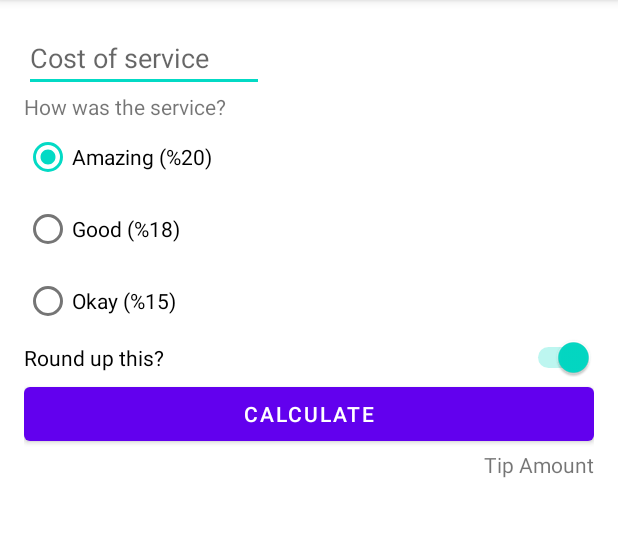
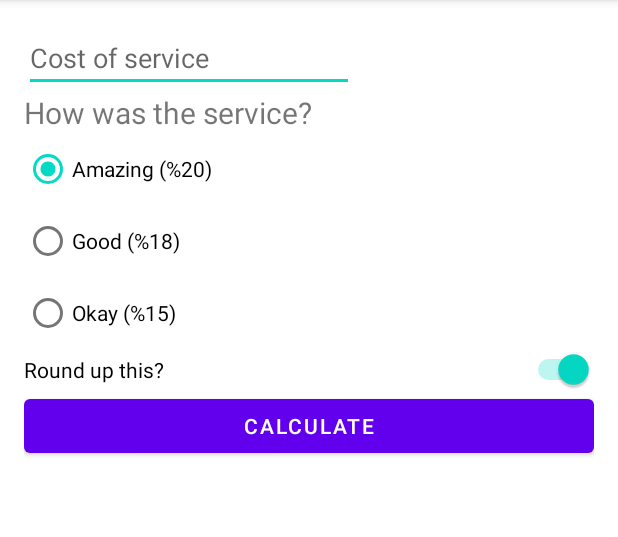
Before and after one commit to emirhandumann/TipTime, an Android app: the screen it shows after launch (MainActivity), on a phone screen of 412 x 824 dp, the part 84-621 px from its top. Run offline under Robolectric (Android 15) with nearby library versions, the phone set to English and light mode, and no system bars.

Commit message:
Project is created and UI is completed.Calculate method and project is completed.

```diff
--- a/app/build.gradle
+++ b/app/build.gradle
@@ -6,6 +6,10 @@ plugins {
 android {
     namespace 'com.emirhanduman.tiptime'
     compileSdk 33
+
+    buildFeatures {
+        viewBinding = true
+    }
 
     defaultConfig {
         applicationId "com.emirhanduman.tiptime"
--- a/app/src/main/res/layout/activity_main.xml
+++ b/app/src/main/res/layout/activity_main.xml
@@ -7,9 +7,10 @@
     android:padding="16dp"
     tools:context=".MainActivity">
 
+
     <EditText
         android:id="@+id/cost_of_service"
-        android:layout_width="160dp"
+        android:layout_width="220dp"
         android:layout_height="wrap_content"
         android:autofillHints=""
         android:hint="@string/cost_of_service"
@@ -22,6 +23,7 @@
         android:layout_width="wrap_content"
         android:layout_height="wrap_content"
         android:text="@string/how_was_the_service"
+        android:textSize="20sp"
         app:layout_constraintStart_toStartOf="parent"
         app:layout_constraintTop_toBottomOf="@id/cost_of_service" />
 
@@ -69,6 +71,7 @@
         android:id="@+id/calculate_button"
         android:layout_width="match_parent"
         android:layout_height="wrap_content"
+        android:onClick="calculate"
         android:text="@string/calculate"
         app:layout_constraintStart_toStartOf="parent"
         app:layout_constraintTop_toBottomOf="@id/round_up_switch" />
@@ -77,8 +80,12 @@
         android:id="@+id/tip_result"
         android:layout_width="wrap_content"
         android:layout_height="wrap_content"
-        android:text="@string/tip_amount"
+        android:layout_marginTop="16dp"
+        android:layout_marginEnd="8dp"
+        android:textSize="24sp"
         app:layout_constraintEnd_toEndOf="parent"
-        app:layout_constraintTop_toBottomOf="@id/calculate_button" />
+        app:layout_constraintTop_toBottomOf="@id/calculate_button"
+        tools:text="Tip Amount: $10" />
+
 
 </androidx.constraintlayout.widget.ConstraintLayout>
--- a/app/src/main/res/values/strings.xml
+++ b/app/src/main/res/values/strings.xml
@@ -7,5 +7,5 @@
     <string name="good_18">Good (%18)</string>
     <string name="round_up_this">Round up this?</string>
     <string name="calculate">Calculate</string>
-    <string name="tip_amount">Tip Amount</string>
+    <string name="tip_amount">Tip Amount: %s</string>
 </resources>
```
Also changed, not shown: app/src/main/java/com/emirhanduman/tiptime/MainActivity.kt (+41 -0 lines), app/src/main/res/drawable/download.jpg (added).
